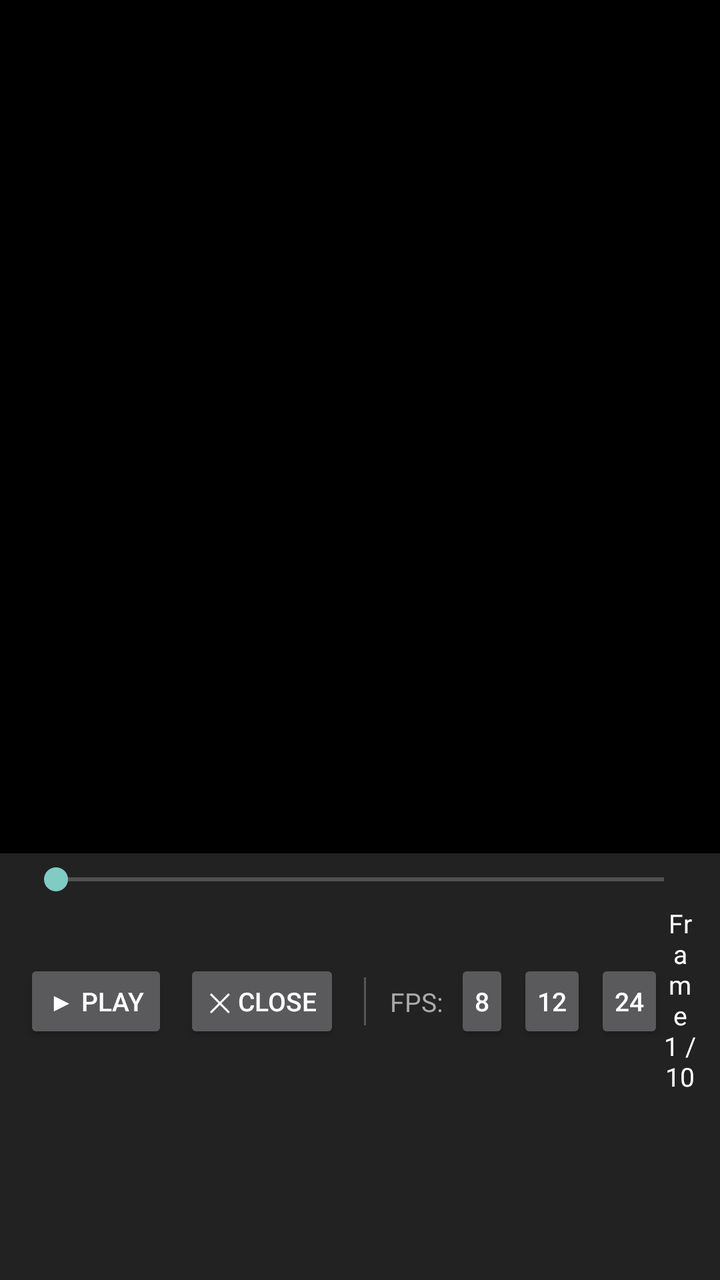
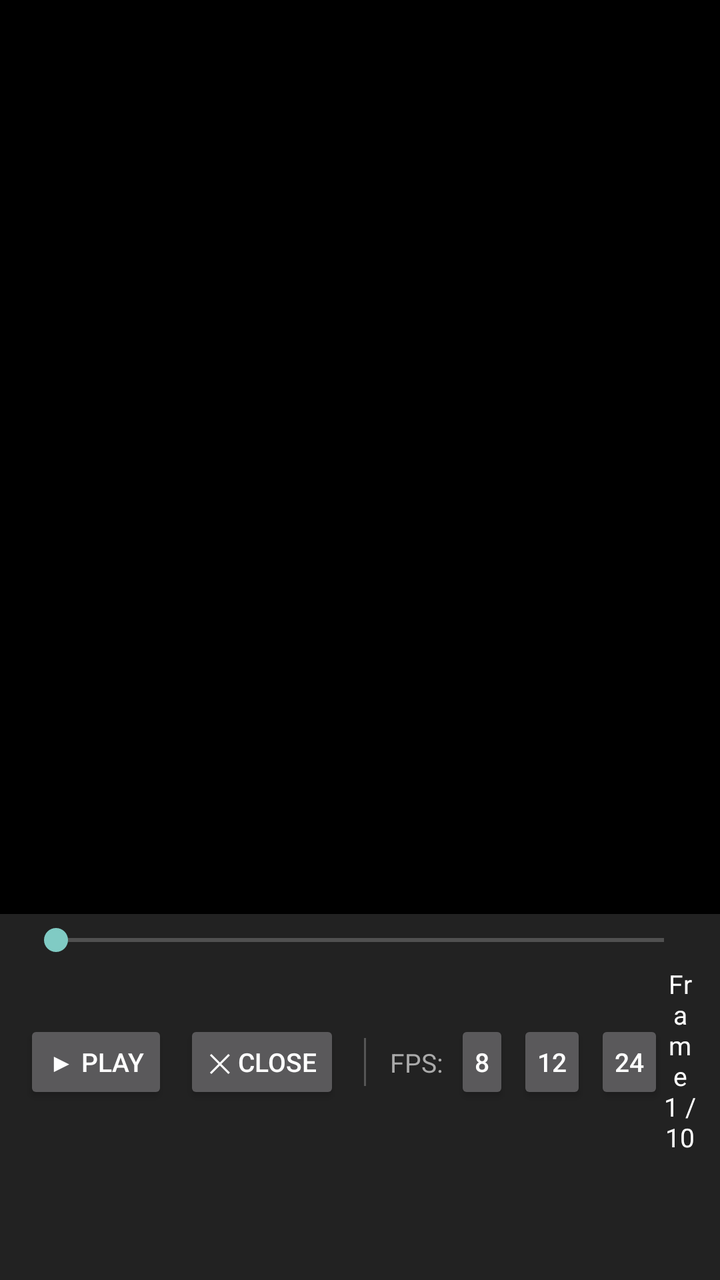

The first picture is an Android layout as it rendered before a commit; the second is the same layout after the commit. The layout source and the unified diff follow.
<!-- AndroidManifest.xml: activity theme Theme.AppCompat.NoActionBar -->
<!-- res/layout/activity_frame_preview.xml -->
<?xml version="1.0" encoding="utf-8"?>
<LinearLayout
    xmlns:android="http://schemas.android.com/apk/res/android"
    android:layout_width="match_parent"
    android:layout_height="match_parent"
    android:orientation="vertical"
    android:background="#000000">

    
    <ImageView
        android:id="@+id/previewImageView"
        android:layout_width="match_parent"
        android:layout_height="0dp"
        android:layout_weight="2"
        android:scaleType="fitCenter"
        android:background="#000000" />

    
    <LinearLayout
        android:layout_width="match_parent"
        android:layout_height="0dp"
        android:layout_weight="1"
        android:orientation="vertical"
        android:background="#222222"
        android:paddingStart="12dp"
        android:paddingEnd="12dp"
        android:paddingTop="4dp"
        android:paddingBottom="4dp"
        android:gravity="top">

        

        
        <SeekBar
            android:id="@+id/frameSeekBar"
            android:layout_width="match_parent"
            android:layout_height="wrap_content"
            android:layout_marginBottom="4dp" />

        
        <LinearLayout
            android:layout_width="match_parent"
            android:layout_height="wrap_content"
            android:orientation="horizontal"
            android:gravity="center">

            <Button
                android:id="@+id/playButton"
                android:layout_width="wrap_content"
                android:layout_height="42dp"
                android:text="▶ Play"
                android:textSize="13sp"
                android:paddingStart="12dp"
                android:paddingEnd="12dp"
                android:minWidth="0dp"
                android:minHeight="0dp" />

            <Button
                android:id="@+id/closeButton"
                android:layout_width="wrap_content"
                android:layout_height="42dp"
                android:text="✕ Close"
                android:textSize="13sp"
                android:paddingStart="12dp"
                android:paddingEnd="12dp"
                android:minWidth="0dp"
                android:minHeight="0dp"
                android:layout_marginStart="8dp" />

            
            <View
                android:layout_width="1dp"
                android:layout_height="24dp"
                android:background="#555555"
                android:layout_marginStart="12dp"
                android:layout_marginEnd="12dp" />

            <TextView
                android:layout_width="wrap_content"
                android:layout_height="wrap_content"
                android:text="FPS:"
                android:textColor="#AAAAAA"
                android:textSize="13sp"
                android:layout_marginEnd="6dp" />

            <Button
                android:id="@+id/fps8Button"
                android:layout_width="wrap_content"
                android:layout_height="42dp"
                android:text="8"
                android:textSize="13sp"
                android:paddingStart="10dp"
                android:paddingEnd="10dp"
                android:minWidth="0dp"
                android:minHeight="0dp" />

            <Button
                android:id="@+id/fps12Button"
                android:layout_width="wrap_content"
                android:layout_height="42dp"
                android:text="12"
                android:textSize="13sp"
                android:paddingStart="10dp"
                android:paddingEnd="10dp"
                android:minWidth="0dp"
                android:minHeight="0dp"
                android:layout_marginStart="4dp" />

            <Button
                android:id="@+id/fps24Button"
                android:layout_width="wrap_content"
                android:layout_height="42dp"
                android:text="24"
                android:textSize="13sp"
                android:paddingStart="10dp"
                android:paddingEnd="10dp"
                android:minWidth="0dp"
                android:minHeight="0dp"
                android:layout_marginStart="4dp" />

        <TextView
            android:id="@+id/frameCounter"
            android:layout_width="match_parent"
            android:layout_height="wrap_content"
            android:text="Frame 1 / 10"
            android:textColor="#FFFFFF"
            android:textSize="13sp"
            android:gravity="center"
            android:paddingBottom="2dp" />

        </LinearLayout>

    </LinearLayout>

</LinearLayout>
<!-- resources referenced by this layout -->
<resources>

</resources>

<!-- the commit's change to res/layout/activity_frame_preview.xml (unified diff, before → after) -->
@@ -11,7 +11,7 @@
         android:id="@+id/previewImageView"
         android:layout_width="match_parent"
         android:layout_height="0dp"
-        android:layout_weight="2"
+        android:layout_weight="2.5"
         android:scaleType="fitCenter"
         android:background="#000000" />
 
